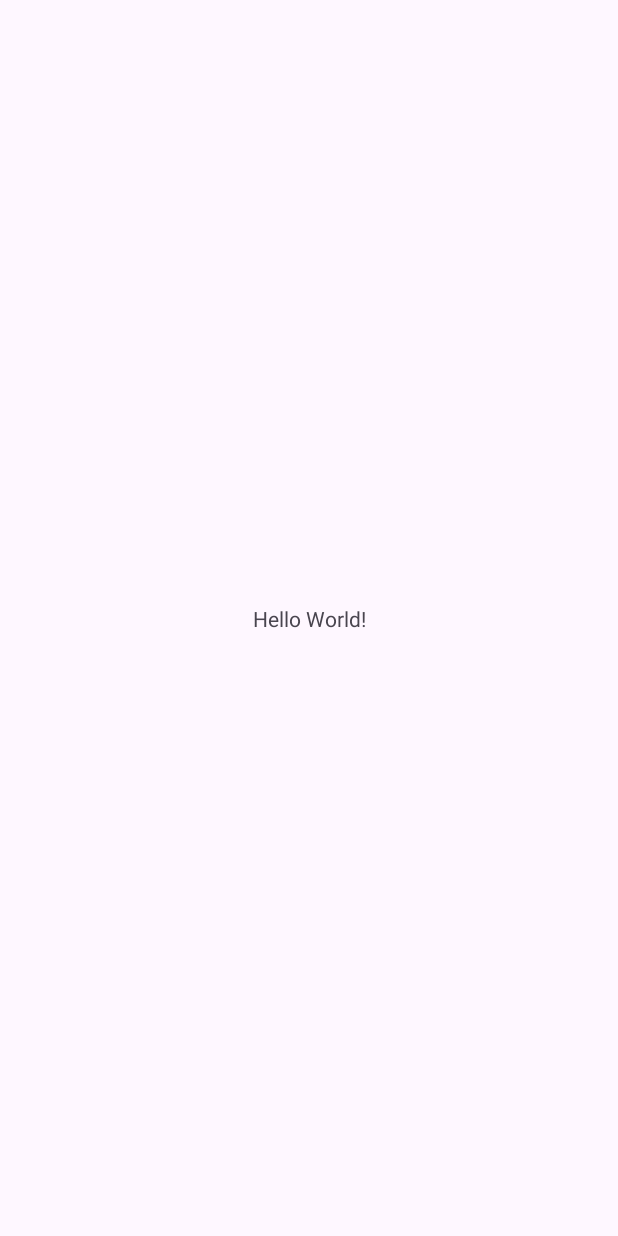
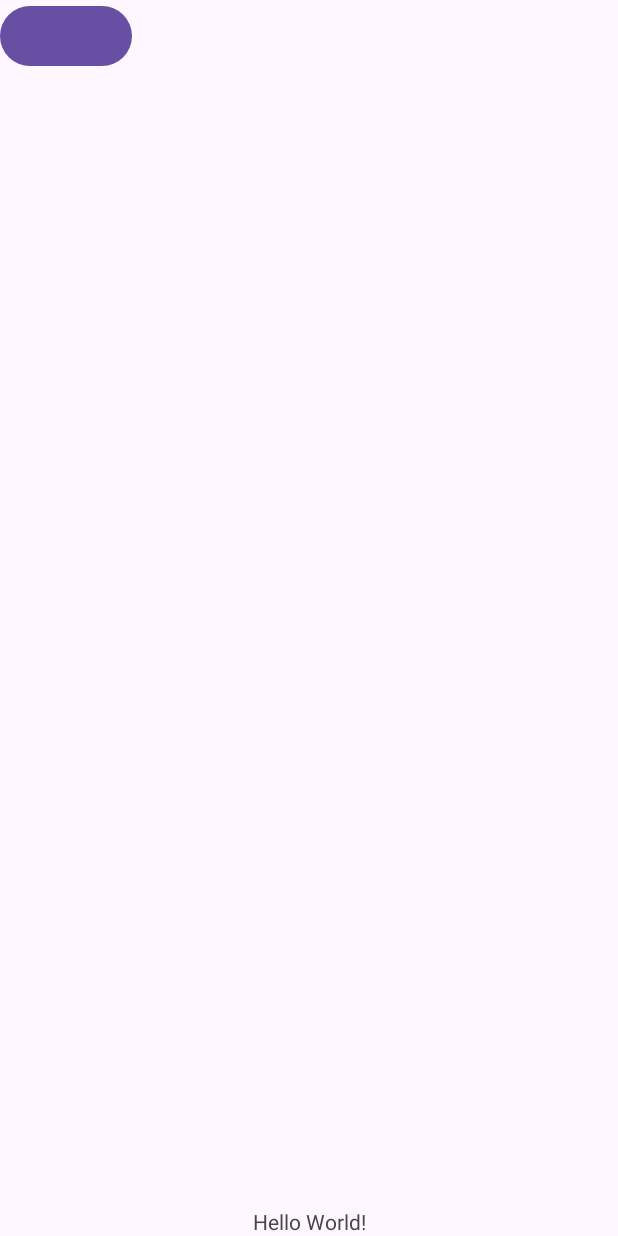
Before and after one commit to Lz299/YuLi_Dressing, an Android app: the screen it shows after launch (MainActivity), on a phone screen of 412 x 824 dp. Before the commit the screen is almost empty. Run offline under Robolectric (Android 15) with nearby library versions, the phone set to English and light mode, and no system bars.

Commit message:
LH在main里面创建一个button

```diff
--- a/app/src/main/res/layout/activity_main.xml
+++ b/app/src/main/res/layout/activity_main.xml
@@ -12,7 +12,9 @@
         android:text="Hello World!"
         app:layout_constraintBottom_toBottomOf="parent"
         app:layout_constraintEnd_toEndOf="parent"
-        app:layout_constraintStart_toStartOf="parent"
-        app:layout_constraintTop_toTopOf="parent" />
-
+        app:layout_constraintStart_toStartOf="parent"></TextView>
+        <Button
+            android:layout_width="wrap_content"
+            android:layout_height="wrap_content">
+        </Button>
 </androidx.constraintlayout.widget.ConstraintLayout>
```
